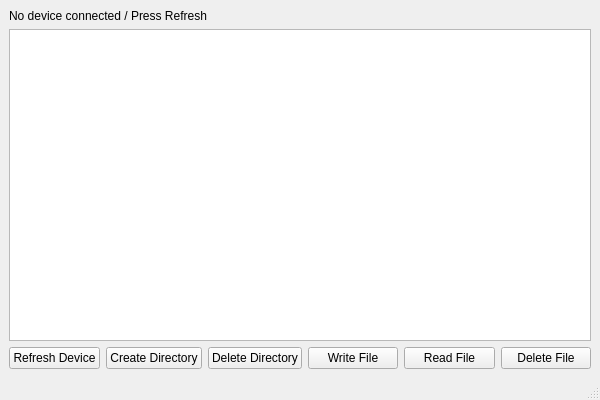
odd1n3rd/libmtp_qt, file app/mainwindow.ui: the form before one commit.
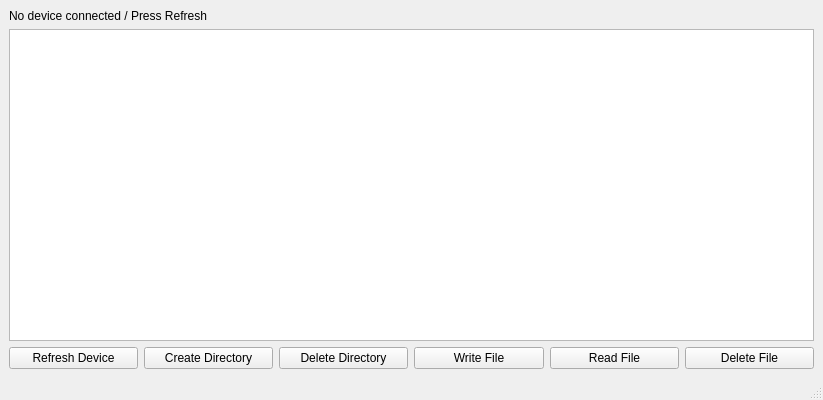
The form after the commit.

What changed in the file:
```diff
--- a/app/mainwindow.ui
+++ b/app/mainwindow.ui
@@ -6,7 +6,7 @@
    <rect>
     <x>0</x>
     <y>0</y>
-    <width>600</width>
+    <width>823</width>
     <height>400</height>
    </rect>
   </property>
@@ -23,7 +23,7 @@
      </widget>
     </item>
     <item>
-     <widget class="QListWidget" name="fileListWidget"/>
+     <widget class="QTreeView" name="fileTreeView"/>
     </item>
     <item>
      <layout class="QHBoxLayout" name="horizontalLayout">
```
Left out of the diff: 4 changed lines with no effect on the pictures.
